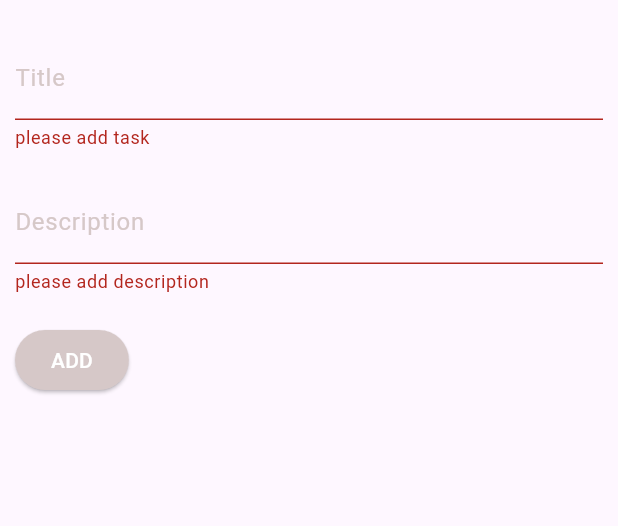
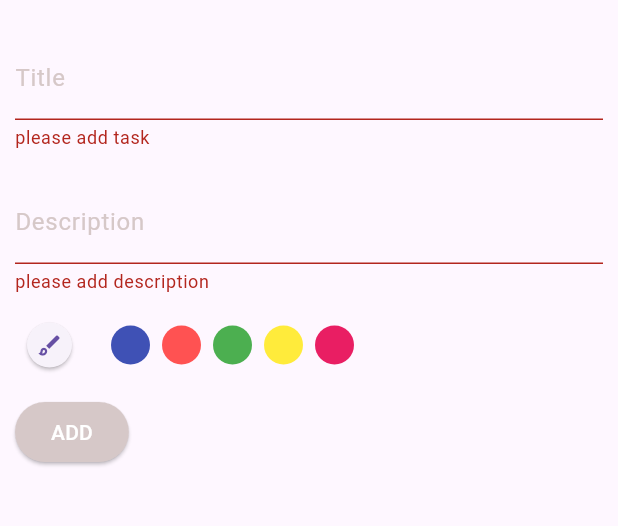
Before and after one commit to Taufiq-ansari/TODO-APP, a Flutter app: the ToDoAddpage screen opened directly, after a tap on "ADD", on a phone screen of 412 x 824 dp, the part 63-589 px from its top. Run offline on Flutter 3.47's test engine with Material 3 defaults, Android fonts, the phone set to English and light mode, and no system bars; our stand-ins replace flutter_colorpicker, sqflite; accounts and stored records are empty.

Commit message:
adding  color palettle

```diff
--- a/lib/model/todomodel.dart
+++ b/lib/model/todomodel.dart
@@ -1,29 +1,28 @@
 import 'dart:ui';
-import 'package:flutter/material.dart';
 
 class TodoModel {
   final int? id;
-  String? title;
-  String? description;
-  int priority;
+ final String title;
+ final  String description;
+  late final  int?  colorValue;
 
 
 
   TodoModel({ this.id,
     required this.title,
     required this.description,
-     this.priority =1,
+    required  this.colorValue,
 
   });
-
 
 
   // from json
   factory TodoModel.fromJson(Map<String, String> json) {
     return TodoModel(
       id : json["id"] as  int,
-      title: json["title"],
-      description: json["description"],
+      title: json["title"] as String,
+      description: json["description"] as String,
+      colorValue:json['colorValue'] as  int ,
     );
   }
 
@@ -33,6 +32,15 @@ class TodoModel {
       "id": id,
       "title": title,
       "description": description,
+      "colorValue":colorValue,
     };
   }
+  /// get color
+Color get color => Color(colorValue!);
+
+  // set color
+set setColor(Color newColor){
+  colorValue =Color(newColor as int) as int;
 }
+
+}
--- a/lib/pages/todoaddpage.dart
+++ b/lib/pages/todoaddpage.dart
@@ -1,7 +1,7 @@
 import 'package:flutter/material.dart';
+import 'package:flutter_colorpicker/flutter_colorpicker.dart';
 import 'package:sqflite/sqflite.dart';
 import 'package:todoapp/database/sqlite/dbhelper.dart';
-
 import '../model/todomodel.dart';
 
 class ToDoAddpage extends StatefulWidget {
@@ -24,6 +24,36 @@ class _ToDoAddpageState extends State<ToDoAddpage> {
 
 late  DBHelper helper;
 
+//color selector ==> ( defined selectedColor as pickerColor)
+
+
+  Color _selectedColor = Colors.indigo;       //store db color
+  Color currentColor = Colors.indigo;         //temp
+
+
+  // list of colors
+  List<Color> colors = [
+    Colors.indigo,
+    Colors.redAccent,
+    Colors.green,
+    Colors.yellow,
+    Colors.pink,
+  ];
+
+  //===> color index
+  int colorIndex =-1;
+
+  //===> change color
+  void changeColor(Color color){
+    currentColor=color;
+
+    setState(() {
+
+    });
+  }
+
+
+
   @override
   void initState() {
     super.initState();
@@ -37,6 +67,8 @@ late  DBHelper helper;
     }
 
   }
+
+
 
   @override
   Widget build(BuildContext context) {
@@ -103,6 +135,84 @@ late  DBHelper helper;
                 },
               ),
             ),
+
+Row(
+  children: [
+    ElevatedButton(
+
+        style: ElevatedButton.styleFrom(
+            shape: CircleBorder(),
+            minimumSize: Size(30, 30)
+
+        ),
+        onPressed: (){
+
+          showDialog(
+
+              context: context, builder: (context){
+            return AlertDialog(
+              title: Text("select color"),
+              content:ColorPicker(pickerColor: currentColor, onColorChanged: changeColor,
+
+                // colorPickerWidth: 200,
+              ),  // color picker
+              //====> block picker
+              // BlockPicker(
+              //     pickerColor: currentColor, onColorChanged: changeColor,
+              // ),
+              actions: [
+                ElevatedButton(onPressed: (){
+
+                  // colors.add(currentColor);
+                  colorIndex=colors.length-1;
+                  colors[colorIndex]=currentColor;
+
+                  _selectedColor = currentColor;
+
+                  Navigator.pop(context);
+                  setState(() {
+
+                  });
+                }, child: Text("OK"))
+              ],
+            );
+
+          }
+          );
+          setState(() {
+
+          });
+        }, child: Icon(Icons.brush_outlined)),
+
+    Row(
+      children: List.generate(
+          colors.length, (int index){
+        return GestureDetector(
+          onTap:(){
+            colorIndex =index;
+            _selectedColor =colors[index];
+            currentColor =colors[index];
+            setState(() {
+
+            });
+          },
+          child: Padding(
+            padding: const EdgeInsets.only(left: 8.0),
+            child: CircleAvatar(
+              radius:  13,
+              backgroundColor:colors[index],
+              child:colorIndex==index? Icon(Icons.done, size: 16,color: Colors.white,
+              ): null,
+            ),
+          ),
+        );
+      }
+      ),
+    ),
+  ],
+),
+
+
             Padding(
               padding: const EdgeInsets.all(10.0),
               child: ElevatedButton(
@@ -112,9 +222,9 @@ late  DBHelper helper;
                 onPressed: () async {
                   if (_formKey.currentState!.validate()) {
                     // onclick to add  note
-                    final todo = TodoModel( id: widget.todo?.id, title: titleController.text, description: desController.text);
-                     print("  desc print : ${desController.text}");
-                     // print("$titleController");
+                    final todo = TodoModel( colorValue:_selectedColor.value ,id: widget.todo?.id, title: titleController.text, description: desController.text,);
+                     // print(" ===> desc print : ${desController.text}");
+                     // print("===> $titleController");
 
                     final uTitle = titleController.text;
                     final uDesc = desController.text;
@@ -130,8 +240,11 @@ late  DBHelper helper;
                             ScaffoldMessenger.of(context).showSnackBar(SnackBar(content: Text("Inserted successfully")));
                             }
                         else{
+
+  final beforeupdate = TodoModel( id: widget.todo!.id!,title: titleController.text, description: desController.text, colorValue: currentColor.value);
                         // for update todo
-                          final updatedTodo = await helper.update(widget.todo!.id!, todo);
+                          final updatedTodo = await helper.update( beforeupdate.id! ,beforeupdate);
+                          print(" ==>$updatedTodo ");
 
                           Navigator.pop(context, updatedTodo);
                           ScaffoldMessenger.of(context).showSnackBar(
@@ -160,6 +273,29 @@ late  DBHelper helper;
                 ),
               ),
             ),
+
+            // add color picker  to select color by user....=========>
+             Row(
+                  children: [
+                    // Text("Colors",style: TextStyle(fontWeight: FontWeight.bold),),
+                    //  SizedBox(
+                    //    height: 8.0,
+                    //  ),
+
+                    // ColorPicker(
+                    //     pickersEnabled: <ColorPickerType,bool>{
+                    //       ColorPickerType.accent:false
+                    //     },
+                    //
+                    //     onColorChanged: changeColor,)
+//                   Expanded(
+// flex: 9,
+//                       child: ColorPicker(onColorChanged: changeColor, pickerColor:_selectedColor,
+//                       colorPickerWidth:250,
+//                       ))
+                  ],
+                ),
+
           ],
         ),
       ),
--- a/pubspec.yaml
+++ b/pubspec.yaml
@@ -37,6 +37,8 @@ dependencies:
   sqflite: ^2.4.2
   path: ^1.9.1
   path_provider: ^2.1.5
+  flex_color_picker: ^3.8.0
+  flutter_colorpicker: ^1.1.0
 
 dev_dependencies:
   flutter_test:
```
Also changed, not shown: lib/database/sqlite/dbhelper.dart (+19 -3 lines), lib/pages/todohomepage.dart (+28 -25 lines), pubspec.lock.
